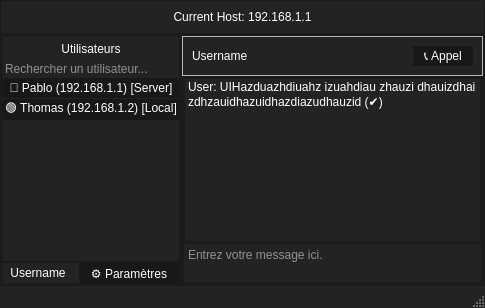
Qt form mainwindow.ui (ThomasPIET/Ycord) before a commit.
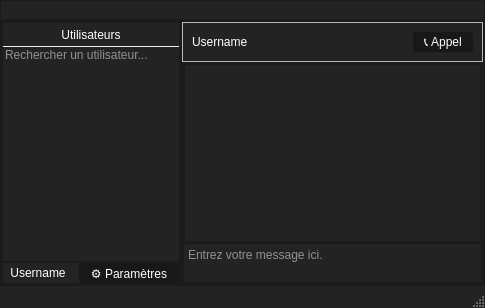
The same form after that commit.

The edit to the form file:
```diff
--- a/mainwindow.ui
+++ b/mainwindow.ui
@@ -66,18 +66,7 @@
       <property name="frameShadow">
        <enum>QFrame::Shadow::Raised</enum>
       </property>
-      <layout class="QHBoxLayout" name="horizontalLayout_2">
-       <item>
-        <widget class="QLabel" name="label_14">
-         <property name="text">
-          <string>Current Host: 192.168.1.1</string>
-         </property>
-         <property name="alignment">
-          <set>Qt::AlignmentFlag::AlignCenter</set>
-         </property>
-        </widget>
-       </item>
-      </layout>
+      <layout class="QHBoxLayout" name="horizontalLayout_2"/>
      </widget>
     </item>
     <item>
@@ -157,13 +146,13 @@
             <property name="widgetResizable">
              <bool>true</bool>
             </property>
-            <widget class="QWidget" name="scrollAreaWidgetContents">
+            <widget class="QWidget" name="users">
              <property name="geometry">
               <rect>
                <x>0</x>
                <y>0</y>
                <width>176</width>
-               <height>82</height>
+               <height>40</height>
               </rect>
              </property>
              <property name="sizePolicy">
@@ -211,38 +200,6 @@
                 </property>
                </widget>
               </item>
-              <item>
-               <widget class="QPushButton" name="pushButton_10">
-                <property name="minimumSize">
-                 <size>
-                  <width>0</width>
-                  <height>20</height>
-                 </size>
-                </property>
-                <property name="cursor">
-                 <cursorShape>PointingHandCursor</cursorShape>
-                </property>
-                <property name="text">
-                 <string>🔴 Pablo (192.168.1.1) [Server]</string>
-                </property>
-               </widget>
-              </item>
-              <item>
-               <widget class="QPushButton" name="pushButton">
-                <property name="minimumSize">
-                 <size>
-                  <width>0</width>
-                  <height>20</height>
-                 </size>
-                </property>
-                <property name="cursor">
-                 <cursorShape>PointingHandCursor</cursorShape>
-                </property>
-                <property name="text">
-                 <string>🟢 Thomas (192.168.1.2) [Local]</string>
-                </property>
-               </widget>
-              </item>
              </layout>
             </widget>
            </widget>
@@ -269,7 +226,7 @@
               <number>0</number>
              </property>
              <item>
-              <widget class="QLabel" name="label_13">
+              <widget class="QLabel" name="localUser">
                <property name="maximumSize">
                 <size>
                  <width>70</width>
@@ -363,7 +320,7 @@
             </property>
             <layout class="QHBoxLayout" name="horizontalLayout_3">
              <item>
-              <widget class="QLabel" name="name">
+              <widget class="QLabel" name="channelName">
                <property name="text">
                 <string>Username</string>
                </property>
@@ -447,13 +404,13 @@
                   <property name="widgetResizable">
                    <bool>true</bool>
                   </property>
-                  <widget class="QWidget" name="scrollAreaWidgetContents_2">
+                  <widget class="QWidget" name="msgArea">
                    <property name="geometry">
                     <rect>
                      <x>0</x>
                      <y>0</y>
                      <width>295</width>
-                     <height>36</height>
+                     <height>16</height>
                     </rect>
                    </property>
                    <property name="sizePolicy">
@@ -478,16 +435,6 @@
                     <property name="bottomMargin">
                      <number>0</number>
                     </property>
-                    <item>
-                     <widget class="QLabel" name="label_2">
-                      <property name="text">
-                       <string>User: UIHazduazhdiuahz izuahdiau zhauzi dhauizdhai zdhzauidhazuidhazdiazudhauzid (✔)</string>
-                      </property>
-                      <property name="wordWrap">
-                       <bool>true</bool>
-                      </property>
-                     </widget>
-                    </item>
                    </layout>
                   </widget>
                  </widget>
```
